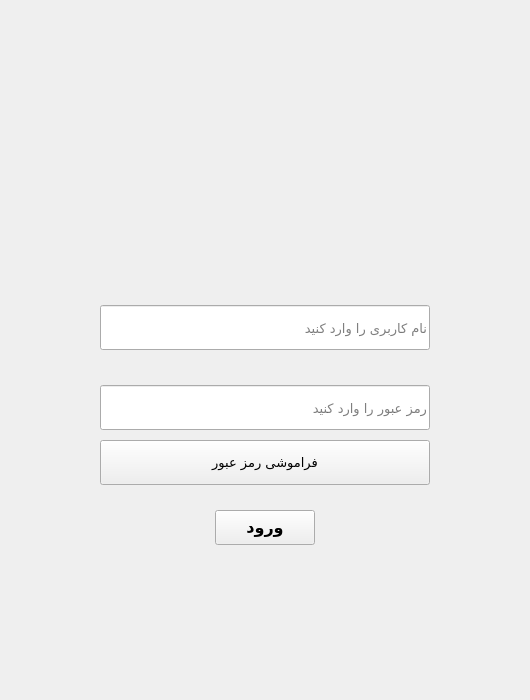
Before: the Qt Designer form core/theme/ui/login.ui in siavashvampire/python_trader, drawn with Qt 5.
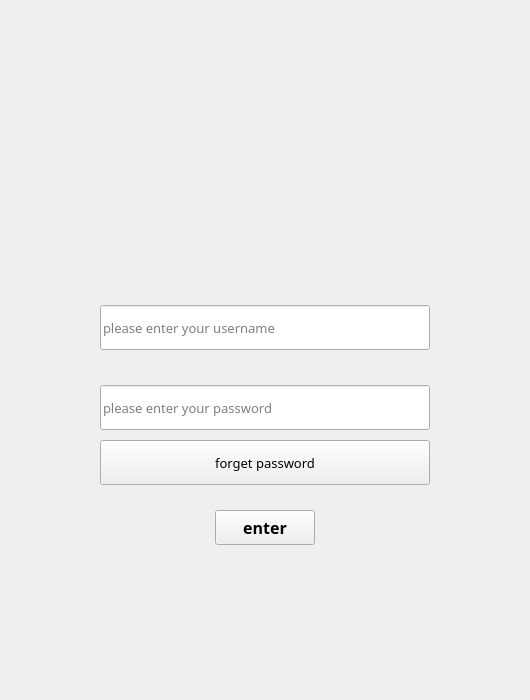
After: the same form once the commit is applied.

The edit to the form file:
```diff
--- a/core/theme/ui/login.ui
+++ b/core/theme/ui/login.ui
@@ -59,7 +59,7 @@
     </font>
    </property>
    <property name="text">
-    <string>ورود</string>
+    <string>enter</string>
    </property>
   </widget>
   <widget class="QLineEdit" name="lineEdit_User">
@@ -78,7 +78,7 @@
     </font>
    </property>
    <property name="placeholderText">
-    <string>نام کاربری را وارد کنید</string>
+    <string>please enter your username</string>
    </property>
   </widget>
   <widget class="QLineEdit" name="lineEdit_Pass">
@@ -96,8 +96,11 @@
      <pointsize>10</pointsize>
     </font>
    </property>
+   <property name="layoutDirection">
+    <enum>Qt::LeftToRight</enum>
+   </property>
    <property name="placeholderText">
-    <string>رمز عبور را وارد کنید</string>
+    <string>please enter your password</string>
    </property>
   </widget>
   <widget class="QLabel" name="User_Icon_Label">
@@ -134,7 +137,7 @@
     </font>
    </property>
    <property name="text">
-    <string>فراموشی رمز عبور</string>
+    <string>forget password</string>
    </property>
   </widget>
   <widget class="QLabel" name="label_Logo">
```
